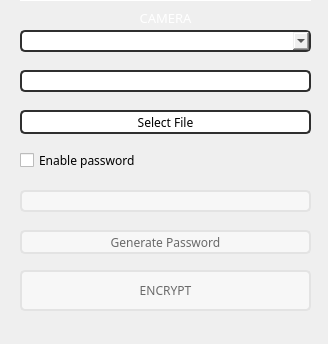
Above: gui/facecryptwindow.ui from Batuhan-KOC/FaceCrypt before the change; both pictures show x 0 to 328 and y 210 to 554 of the 328 by 554 pixel window. Below: the same form after it.
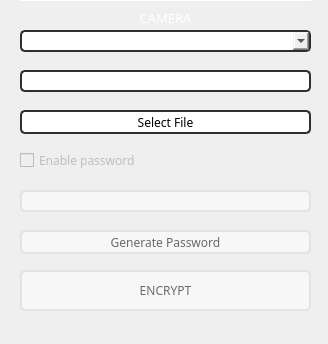
That is the form after the change. Icons and pictures are not drawn.

Commit message: Custom file dialog object added. Gui button connections are made. 7z executable added to the project.

The edit to the form file:
```diff
--- a/gui/facecryptwindow.ui
+++ b/gui/facecryptwindow.ui
@@ -190,6 +190,9 @@
     </property>
    </widget>
    <widget class="QCheckBox" name="enablePasswordButton">
+    <property name="enabled">
+     <bool>false</bool>
+    </property>
     <property name="geometry">
      <rect>
       <x>20</x>
```
Left out of the diff: 13 changed lines with no effect on the pictures. The commit also changes 7 other files.
